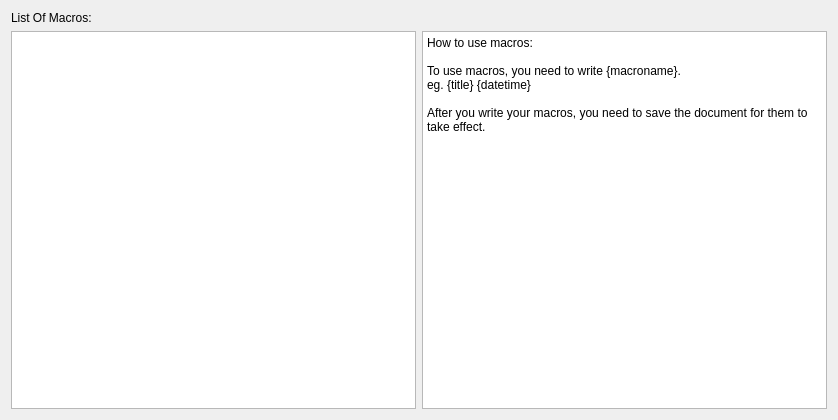
Before: the Qt Designer form Dialogs/macrohelp.ui in UnkindledTwo/TreeNotes, drawn with Qt 5.
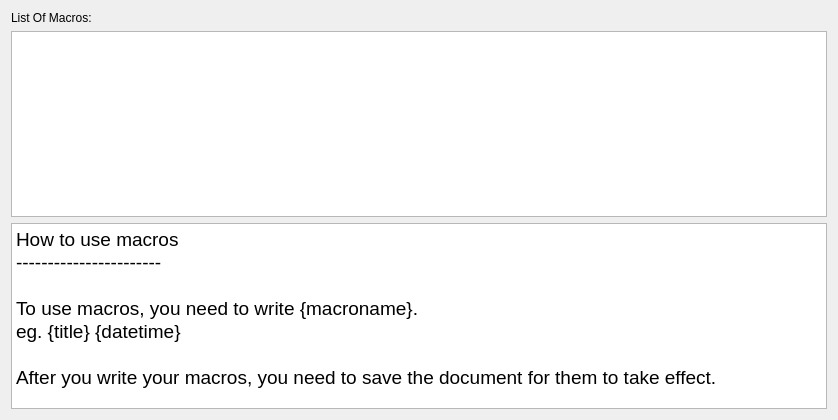
After: the same form once the commit is applied.

```diff
--- a/Dialogs/macrohelp.ui
+++ b/Dialogs/macrohelp.ui
@@ -24,10 +24,16 @@
    <item row="1" column="0">
     <widget class="QListWidget" name="macrolist"/>
    </item>
-   <item row="1" column="1">
+   <item row="2" column="0">
     <widget class="QPlainTextEdit" name="plainTextEdit">
+     <property name="font">
+      <font>
+       <pointsize>14</pointsize>
+      </font>
+     </property>
      <property name="plainText">
-      <string>How to use macros:
+      <string>How to use macros
+-----------------------
 
 To use macros, you need to write {macroname}.
 eg. {title} {datetime}
```
Left out of the diff: 3 changed lines with no effect on the pictures.
